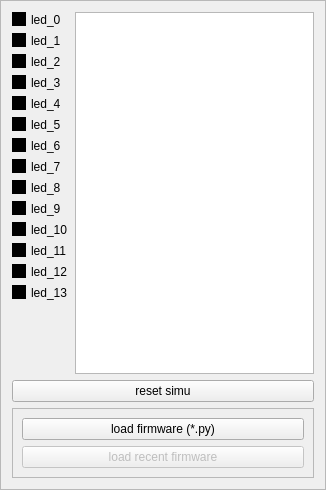
The window that simuleds/leds.ui (feth/simuleds) describes before a commit, drawn with Qt 5.
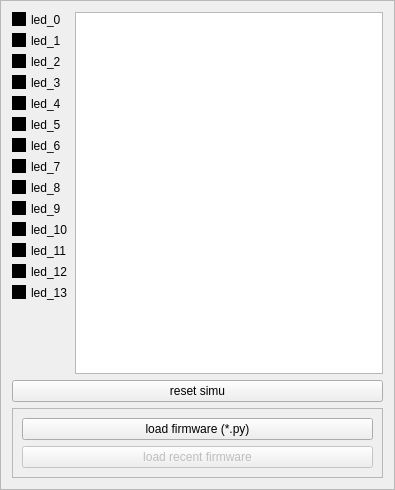
The same window after the commit.

Commit message: min size in text browser

What changed in the file:
```diff
--- a/simuleds/leds.ui
+++ b/simuleds/leds.ui
@@ -6,7 +6,7 @@
    <rect>
     <x>0</x>
     <y>0</y>
-    <width>326</width>
+    <width>395</width>
     <height>490</height>
    </rect>
   </property>
@@ -45,7 +45,14 @@
     </widget>
    </item>
    <item row="0" column="1" rowspan="15">
-    <widget class="QTextBrowser" name="log"/>
+    <widget class="QTextBrowser" name="log">
+     <property name="minimumSize">
+      <size>
+       <width>300</width>
+       <height>0</height>
+      </size>
+     </property>
+    </widget>
    </item>
    <item row="1" column="0">
     <widget class="QCheckBox" name="led_1">
```
